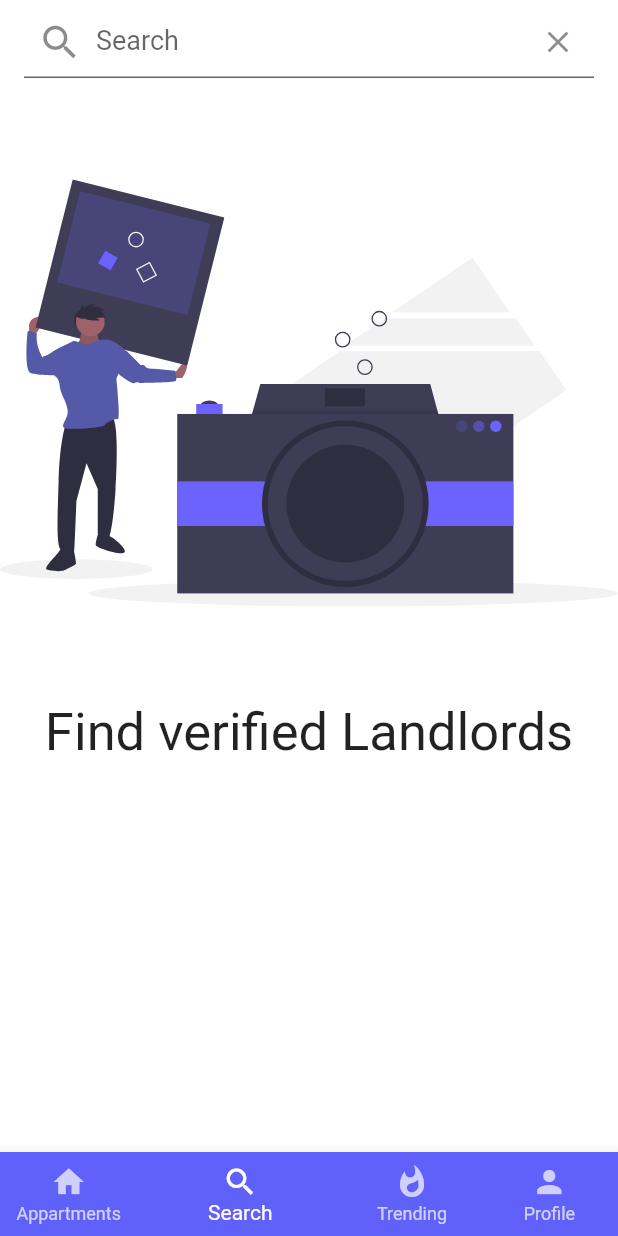
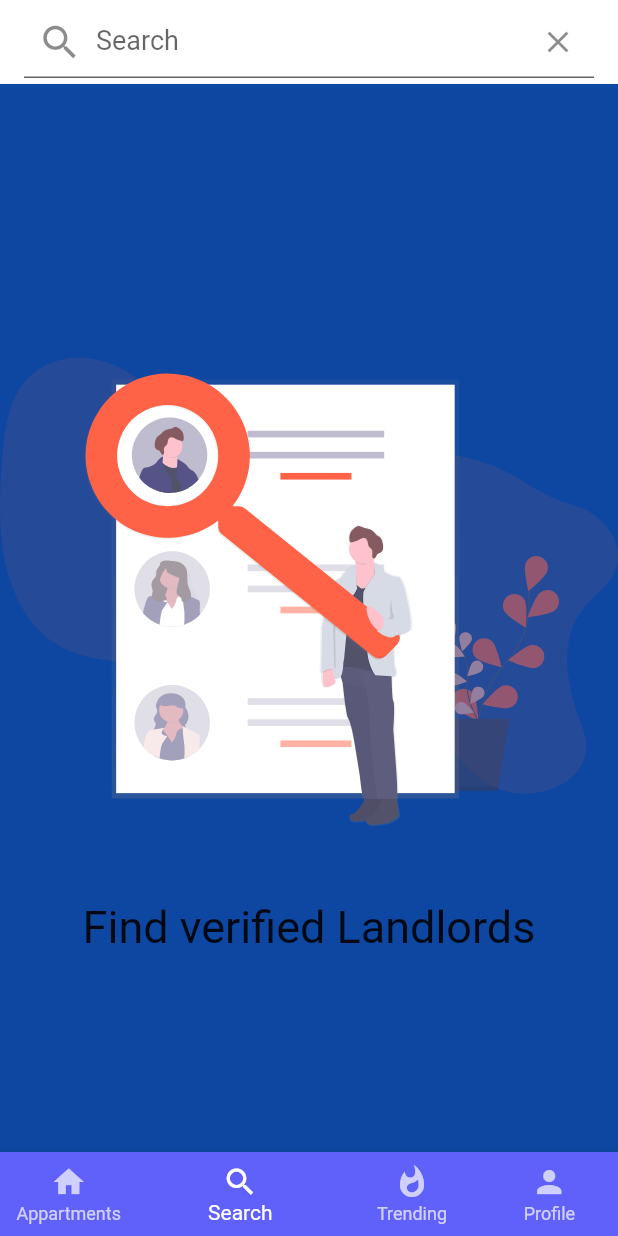
Before and after one commit to RonnyK36/finder, a Flutter app: the NavigationManager screen opened directly, item 2 of the bottom bar chosen, on a phone screen of 412 x 824 dp. Run offline on Flutter 3.47's test engine with Material 2 defaults, Android fonts, the phone set to English and light mode, and no system bars; our stand-ins replace cloud_firestore, firebase_auth, firebase_core, flutter_svg, get, google_fonts; accounts and stored records are empty; Roboto replaces fonts that are missing (NotoSansMono-Regular, Ubuntu).

Commit message:
Switching to usermodels branch

```diff
--- a/lib/views/screens/bottom_navigation.dart
+++ b/lib/views/screens/bottom_navigation.dart
@@ -1,9 +1,11 @@
 import 'package:finder/config/configurations.dart';
+import 'package:finder/controllers/auth_controllers.dart';
 import 'package:finder/views/screens/apartments.dart';
 import 'package:finder/views/screens/home_screen.dart';
 import 'package:finder/views/screens/profile_page.dart';
 import 'package:finder/views/screens/search.dart';
 import 'package:flutter/material.dart';
+import 'package:get/get.dart';
 
 class NavigationManager extends StatefulWidget {
   const NavigationManager({Key? key}) : super(key: key);
@@ -20,8 +22,29 @@ class _NavigationManagerState extends State<NavigationManager> {
     HomeScreen(), // trending page
     ProfilePage(),
   ];
+  final _auth = Get.find<AuthController>();
+  bool isTenant = true;
+  tenantVsLandlord() {
+    if (_auth.userMode == 'Tenant') {
+      print(_auth.userMode);
+      setState(() {
+        isTenant = true;
+      });
+    } else if (_auth.userMode == 'Landlord') {
+      print(_auth.userMode);
+      setState(() {
+        isTenant = false;
+      });
+    }
+  }
+
   @override
   Widget build(BuildContext context) {
+    // return buildTenantView();
+    return !isTenant ? Scaffold() : buildTenantView();
+  }
+
+  Scaffold buildTenantView() {
     return Scaffold(
       body: screens[currentIndex],
       bottomNavigationBar: BottomNavigationBar(
--- a/lib/views/screens/root.dart
+++ b/lib/views/screens/root.dart
@@ -1,6 +1,7 @@
 import 'package:finder/config/configurations.dart';
 import 'package:finder/controllers/auth_controllers.dart';
 import 'package:finder/views/screens/bottom_navigation.dart';
+import 'package:finder/views/screens/landlord_screen.dart';
 import 'package:finder/views/screens/login_ui_screen.dart';
 import 'package:flutter/material.dart';
 import 'package:get/get.dart';
--- a/lib/views/screens/search.dart
+++ b/lib/views/screens/search.dart
@@ -13,7 +13,7 @@ class _SearchState extends State<Search> {
   @override
   Widget build(BuildContext context) {
     return Scaffold(
-      backgroundColor: Colors.white,
+      backgroundColor: kPrimaryColor,
       appBar: AppBar(
         elevation: 0,
         backgroundColor: Colors.white,
@@ -34,17 +34,20 @@ class _SearchState extends State<Search> {
       ),
       body: SafeArea(
         child: Container(
-          child: ListView(
+          child: Column(
+            mainAxisAlignment: MainAxisAlignment.center,
+            crossAxisAlignment: CrossAxisAlignment.center,
             children: [
               SvgPicture.asset(
-                'assets/images/upload.svg',
+                'assets/images/search.svg',
                 height: Config.screenHeight! * 0.5,
               ),
-              Center(
+              Align(
+                alignment: Alignment.center,
                 child: Text(
                   'Find verified Landlords',
                   style: kUbuntu15.copyWith(
-                    fontSize: 35,
+                    fontSize: 30,
                   ),
                 ),
               ),
```
Also changed, not shown: lib/views/screens/landlord_screen.dart (added, +19 -0 lines).
